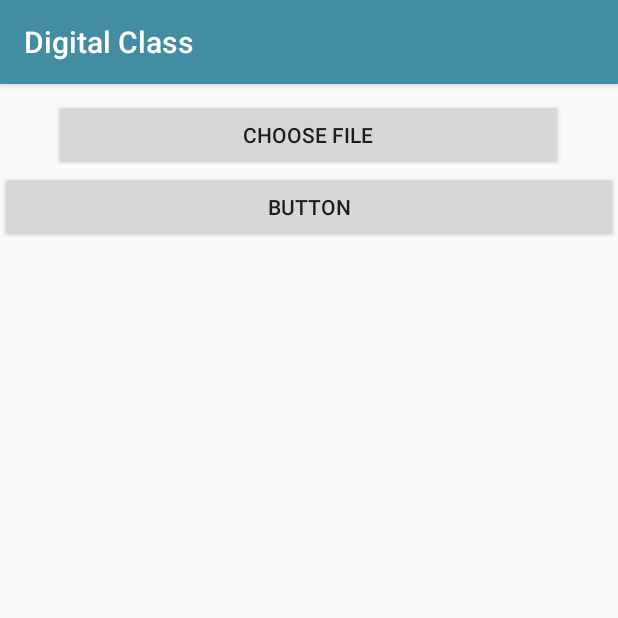
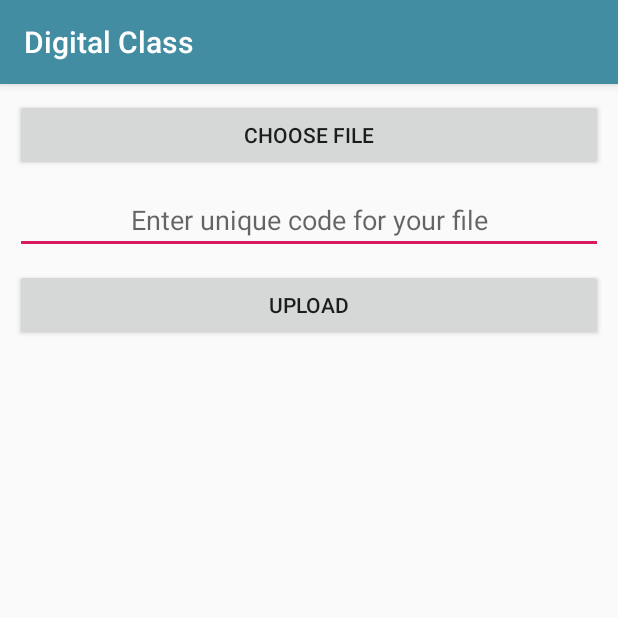
Before and after one commit to alucard-alexander/DigitalClass, an Android app: the screen it shows after launch (FileUpload), on a phone screen of 412 x 824 dp, the top half of it. Run offline under Robolectric (Android 15) with nearby library versions, the phone set to English and light mode, and no system bars; our stand-ins replace Firebase (no records; nobody signed in at launch, a user with empty details on screens opened directly).

Commit message:
File Upload

```diff
--- a/app/src/main/AndroidManifest.xml
+++ b/app/src/main/AndroidManifest.xml
@@ -1,6 +1,8 @@
 <?xml version="1.0" encoding="utf-8"?>
 <manifest xmlns:android="http://schemas.android.com/apk/res/android"
     package="com.example.digitalclass">
+
+    <uses-permission android:name="android.permission.READ_EXTERNAL_STORAGE" />
 
     <application
         android:allowBackup="true"
--- a/app/src/main/res/layout/activity_file_upload.xml
+++ b/app/src/main/res/layout/activity_file_upload.xml
@@ -26,7 +26,7 @@
 
             <Button
                 android:id="@+id/button5"
-                android:layout_width="339dp"
+                android:layout_width="match_parent"
                 android:layout_height="wrap_content"
                 android:layout_marginLeft="10dp"
                 android:layout_marginTop="10dp"
@@ -36,11 +36,30 @@
                 android:text="Choose File"
                 android:textAlignment="center" />
 
+            <EditText
+                android:id="@+id/editText7"
+                android:layout_width="match_parent"
+                android:layout_height="wrap_content"
+                android:layout_marginLeft="10dp"
+                android:layout_marginTop="10dp"
+                android:layout_marginRight="10dp"
+                android:layout_marginBottom="0dp"
+                android:ems="10"
+                android:hint="@string/fileName"
+                android:inputType="textPersonName"
+                android:textAlignment="center" />
+
             <Button
                 android:id="@+id/button6"
                 android:layout_width="match_parent"
                 android:layout_height="wrap_content"
-                android:text="Button" />
+                android:layout_marginLeft="10dp"
+                android:layout_marginTop="10dp"
+                android:layout_marginRight="10dp"
+                android:layout_marginBottom="0dp"
+                android:onClick="uploadFile"
+                android:text="Upload" />
+
         </LinearLayout>
     </ScrollView>
 </androidx.constraintlayout.widget.ConstraintLayout>
--- a/app/src/main/res/values/strings.xml
+++ b/app/src/main/res/values/strings.xml
@@ -9,4 +9,5 @@
     <string name="fullName">Enter Full Name</string>
     <string name="logIn">Log In</string>
     <string name="signIn">Sign In</string>
+    <string name="fileName">Enter unique code for your file</string>
 </resources>
```
